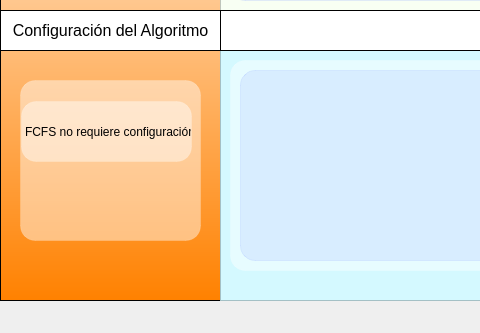
This is mainwindow.ui in Sgontardo/proyecto-so as Qt 5 draws it before an edit; both pictures show x 0 to 480 and y 259 to 592 of the 1016 by 592 pixel window. The edited form follows.
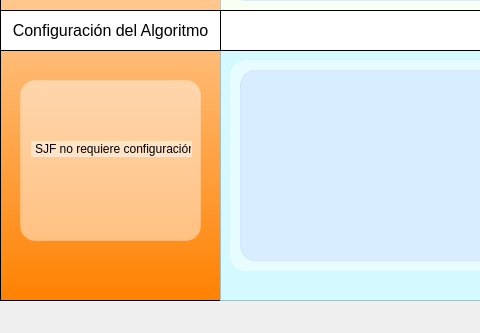
This is the edited form. The open tabs and pages were chosen to show the change.

The edit to the form file:
```diff
--- a/mainwindow.ui
+++ b/mainwindow.ui
@@ -338,6 +338,31 @@
        </widget>
       </widget>
      </widget>
+     <widget class="QWidget" name="sjfPage">
+      <widget class="QWidget" name="sjfWidget" native="true">
+       <property name="geometry">
+        <rect>
+         <x>10</x>
+         <y>20</y>
+         <width>161</width>
+         <height>111</height>
+        </rect>
+       </property>
+       <widget class="QLabel" name="label_sjf">
+        <property name="geometry">
+         <rect>
+          <x>0</x>
+          <y>40</y>
+          <width>161</width>
+          <height>16</height>
+         </rect>
+        </property>
+        <property name="text">
+         <string>SJF no requiere configuración</string>
+        </property>
+       </widget>
+      </widget>
+     </widget>
      <widget class="QWidget" name="priorityPage">
       <widget class="QWidget" name="priorityWidget" native="true">
        <property name="geometry">
```
